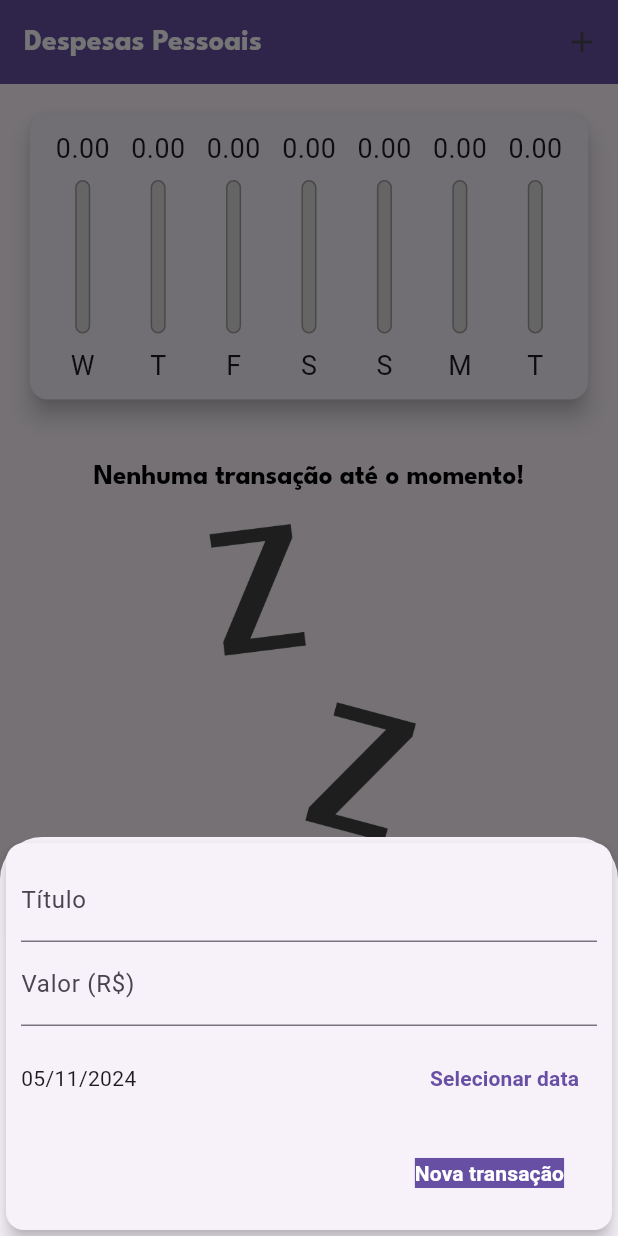
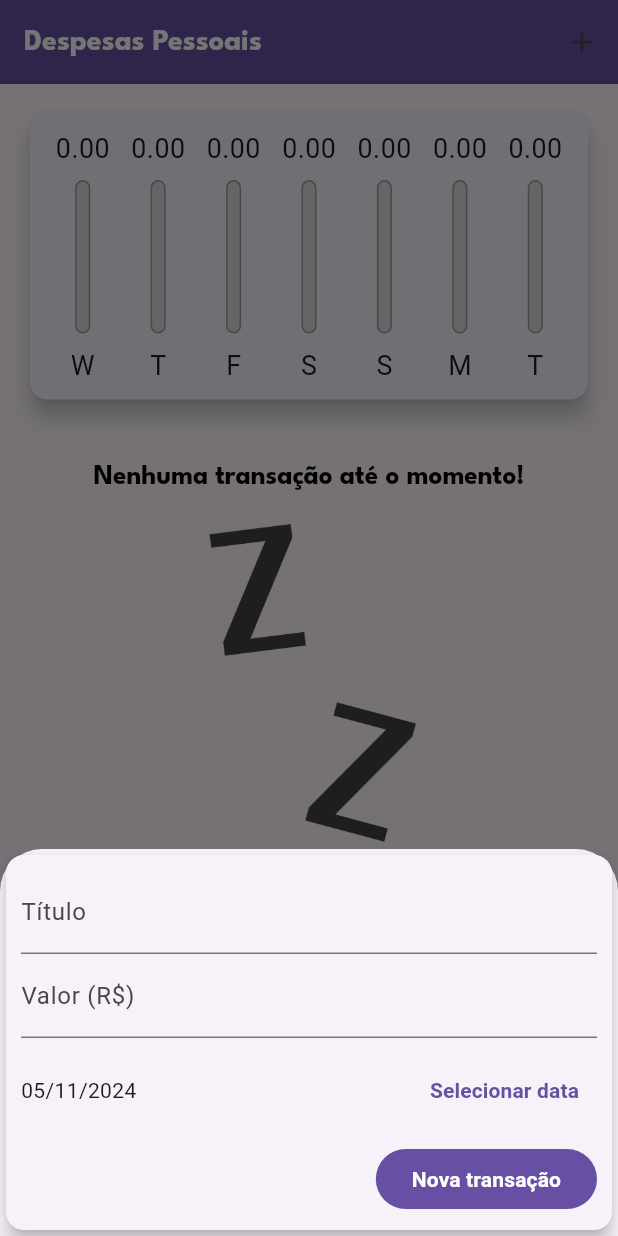
Before and after one commit to kaienamartins/flutter-expenses, a Flutter app: the screen it shows after launch, after a tap on the "add" icon, on a phone screen of 412 x 824 dp. Run offline on Flutter 3.47's test engine with Material 3 defaults, Android fonts, the phone set to English and light mode, and no system bars.

Commit message:
Add adaptive button and text field components; update transaction form to use new components

```diff
--- /dev/null
+++ b/lib/components/adaptative_button.dart
@@ -0,0 +1,31 @@
+import 'dart:io';
+
+import 'package:flutter/cupertino.dart';
+import 'package:flutter/material.dart';
+
+class AdaptativeButton extends StatelessWidget {
+  final String label;
+  final Function onPressed;
+
+  const AdaptativeButton(
+      {super.key, required this.label, required this.onPressed});
+
+  @override
+  Widget build(BuildContext context) {
+    return Platform.isIOS
+        ? CupertinoButton(
+            onPressed: null,
+            color: Theme.of(context).primaryColor,
+            padding: const EdgeInsets.symmetric(horizontal: 20),
+            child: Text(label),
+          )
+        : ElevatedButton(
+            style: ButtonStyle(
+                foregroundColor: MaterialStateProperty.all(
+                    Theme.of(context).textTheme.labelLarge?.color),
+                backgroundColor: MaterialStateProperty.all(
+                    Theme.of(context).buttonTheme.colorScheme!.primary)),
+            onPressed: null,
+            child: Text(label));
+  }
+}
--- /dev/null
+++ b/lib/components/adaptative_textfield.dart
@@ -0,0 +1,41 @@
+import 'dart:io';
+
+import 'package:flutter/cupertino.dart';
+import 'package:flutter/material.dart';
+
+class AdaptativeTextfield extends StatelessWidget {
+  const AdaptativeTextfield(
+      {super.key,
+      this.label,
+      this.onSubmitted,
+      this.controller,
+      this.keyboardType = TextInputType.text});
+
+  final String? label;
+  final TextEditingController? controller;
+  final TextInputType keyboardType;
+  final Function(String)? onSubmitted;
+
+  @override
+  Widget build(BuildContext context) {
+    return Platform.isIOS
+        ? Padding(
+            padding: const EdgeInsets.only(bottom: 10),
+            child: CupertinoTextField(
+                controller: controller,
+                keyboardType: keyboardType,
+                onSubmitted: onSubmitted,
+                padding:
+                    const EdgeInsets.symmetric(horizontal: 6, vertical: 12),
+                placeholder: label),
+          )
+        : TextField(
+            controller: controller,
+            keyboardType: keyboardType,
+            onSubmitted: onSubmitted,
+            decoration: InputDecoration(
+              labelText: label,
+            ),
+          );
+  }
+}
--- a/lib/components/transaction_form.dart
+++ b/lib/components/transaction_form.dart
@@ -1,3 +1,5 @@
+import 'package:expenses/components/adaptative_button.dart';
+import 'package:expenses/components/adaptative_textfield.dart';
 import 'package:flutter/material.dart';
 import 'package:intl/intl.dart';
 
@@ -56,17 +58,17 @@ class _TransactionFormState extends State<TransactionForm> {
               left: 10,
               bottom: 10 + MediaQuery.of(context).viewInsets.bottom),
           child: Column(children: [
-            TextField(
+            AdaptativeTextfield(
               controller: _titleController,
               onSubmitted: (_) => _submitForm(),
-              decoration: const InputDecoration(labelText: 'Título'),
+              label: 'Título',
             ),
-            TextField(
+            AdaptativeTextfield(
+              label: 'Valor (R\$)',
               controller: _valueController,
               keyboardType:
                   const TextInputType.numberWithOptions(decimal: true),
               onSubmitted: (_) => _submitForm(),
-              decoration: const InputDecoration(labelText: 'Valor (R\$)'),
             ),
             SizedBox(
               height: 70,
@@ -94,18 +96,18 @@ class _TransactionFormState extends State<TransactionForm> {
             Row(
               mainAxisAlignment: MainAxisAlignment.end,
               children: [
-                TextButton(
-                    onPressed: _submitForm,
-                    child: Padding(
-                      padding: const EdgeInsets.all(10),
-                      child: Text(
-                        'Nova transação',
-                        style: TextStyle(
-                          color: Theme.of(context).textTheme.labelLarge?.color,
-                          backgroundColor: Theme.of(context).primaryColor,
-                        ),
-                      ),
-                    )),
+                AdaptativeButton(
+                  label: 'Nova transação',
+                  onPressed: _submitForm,
+                ),
+                // ElevatedButton(
+                //   onPressed: _submitForm,
+                //   style: ElevatedButton.styleFrom(
+                //     foregroundColor: Theme.of(context).colorScheme.onPrimary,
+                //     backgroundColor: Theme.of(context).colorScheme.primary,
+                //   ),
+                //   child: const Text('Nova transação'),
+                // ),
               ],
             )
           ]),
--- a/lib/main.dart
+++ b/lib/main.dart
@@ -35,6 +35,10 @@ class ExpensesApp extends StatelessWidget {
             color: Colors.white,
             fontWeight: FontWeight.bold,
           ),
+        ),
+        buttonTheme: tema.buttonTheme.copyWith(
+          buttonColor: Colors.purple,
+          textTheme: ButtonTextTheme.primary,
         ),
         appBarTheme: AppBarTheme(
           titleTextStyle: const TextStyle(
```
